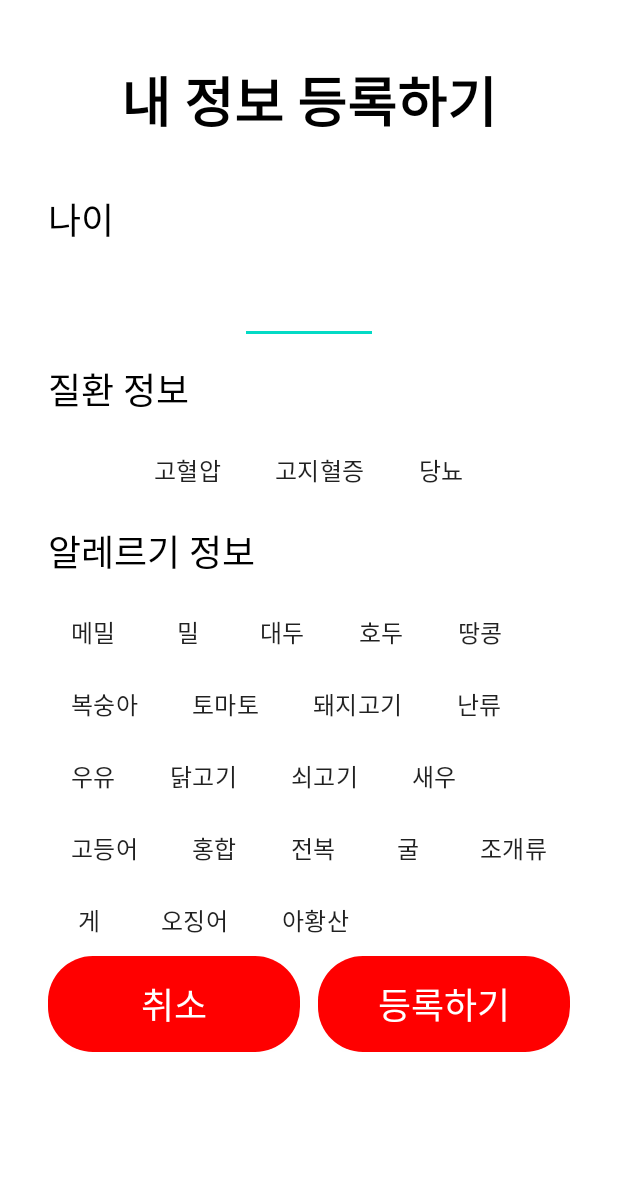
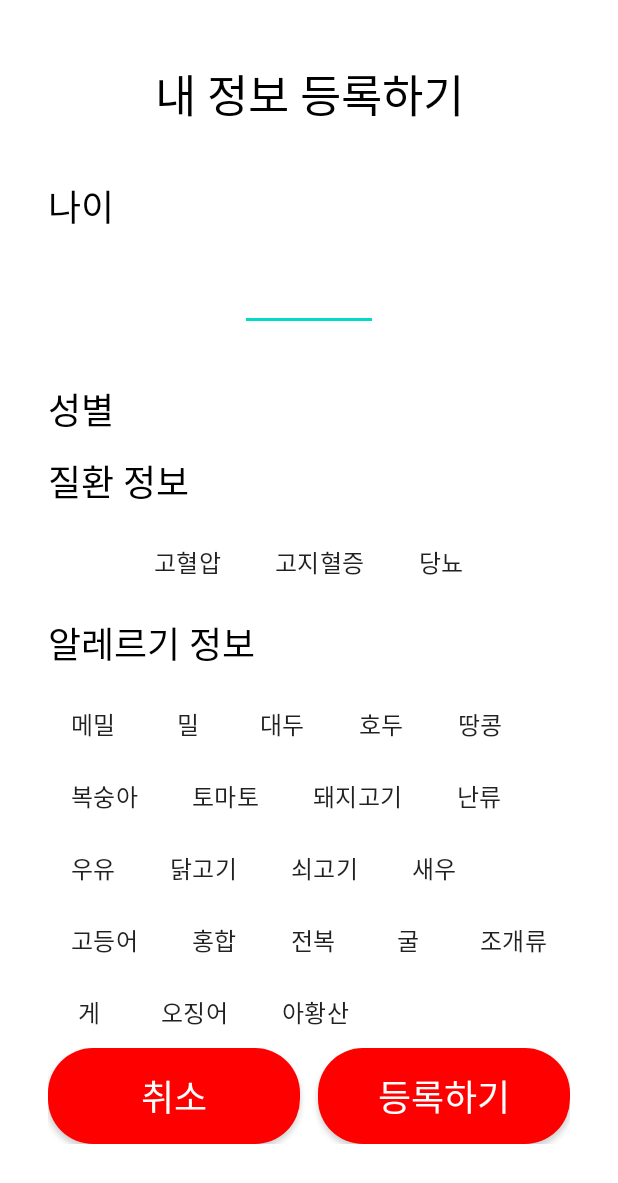
Before and after one commit to BeYourEyes/Android-Firebase, an Android app: the UserInfoRegisterActivity screen opened directly, with no data from a screen before it, on a phone screen of 412 x 824 dp. Shown: the top 1183 px of the screen. Run offline under Robolectric (Android 15) with nearby library versions, the phone set to English and light mode, and no system bars; our stand-ins replace Firebase (no records; nobody signed in at launch, a user with empty details on screens opened directly).

Commit message:
register layout fixed

```diff
--- a/app/src/main/res/drawable/alert_dialog_shape.xml
+++ b/app/src/main/res/drawable/alert_dialog_shape.xml
@@ -1,4 +1,5 @@
 <?xml version="1.0" encoding="utf-8"?>
 <shape xmlns:android="http://schemas.android.com/apk/res/android">
-
+    <solid android:color="@color/white" />
+    <corners android:radius="30dp" />
 </shape>
--- a/app/src/main/res/layout/activity_user_info_register.xml
+++ b/app/src/main/res/layout/activity_user_info_register.xml
@@ -15,12 +15,10 @@
         android:layout_width="match_parent"
         android:layout_height="wrap_content"
         android:layout_marginTop="8sp"
-        android:fontFamily="@font/pretendard800"
         android:text="@string/userInfoRegister"
         android:textAlignment="center"
         android:textColor="@color/black"
-        android:textSize="36sp"
-        android:textStyle="bold" />
+        style="@style/title2"/>
 
     <ScrollView
         android:layout_width="match_parent"
@@ -36,10 +34,9 @@
                 android:layout_width="match_parent"
                 android:layout_height="wrap_content"
                 android:layout_marginTop="34sp"
-                android:fontFamily="@font/pretendard700"
                 android:text="나이"
                 android:textColor="@color/black"
-                android:textSize="24sp" />
+                style="@style/title3" />
 
             <EditText
                 android:id="@+id/editAge"
@@ -55,14 +52,22 @@
                 android:textSize="24sp" />
 
             <TextView
+                android:id="@+id/sexText"
+                android:layout_width="match_parent"
+                android:layout_height="wrap_content"
+                android:layout_marginTop="34sp"
+                android:text="성별"
+                android:textColor="@color/black"
+                style="@style/title3"/>
+
+            <TextView
                 android:id="@+id/diseaseText"
                 android:layout_width="match_parent"
                 android:layout_height="wrap_content"
                 android:layout_marginTop="12sp"
-                android:fontFamily="@font/pretendard700"
                 android:text="질환 정보"
                 android:textColor="@color/black"
-                android:textSize="24sp" />
+                style="@style/title3"/>
 
             <com.google.android.material.chip.ChipGroup
                 android:id="@+id/diseaseChipGroup"
@@ -106,10 +111,9 @@
                 android:layout_width="match_parent"
                 android:layout_height="wrap_content"
                 android:layout_marginTop="12sp"
-                android:fontFamily="@font/pretendard700"
                 android:text="알레르기 정보"
                 android:textColor="@color/black"
-                android:textSize="24sp" />
+                style="@style/title3" />
 
             <com.google.android.material.chip.ChipGroup
                 android:id="@+id/allergyChipGroup"
--- a/app/src/main/res/values/colors.xml
+++ b/app/src/main/res/values/colors.xml
@@ -11,4 +11,5 @@
     <color name="white">#FFFFFFFF</color>
 
     <color name="highlight">#FF0000</color>
+    <color name="transparent">#00FFFFFF</color>
 </resources>
```
Also changed, not shown: app/src/main/java/com/example/beyoureyes/HomeActivity.kt (+76 -16 lines), app/src/main/res/layout/activity_alert_dialog_default.xml (+28 -19 lines).
